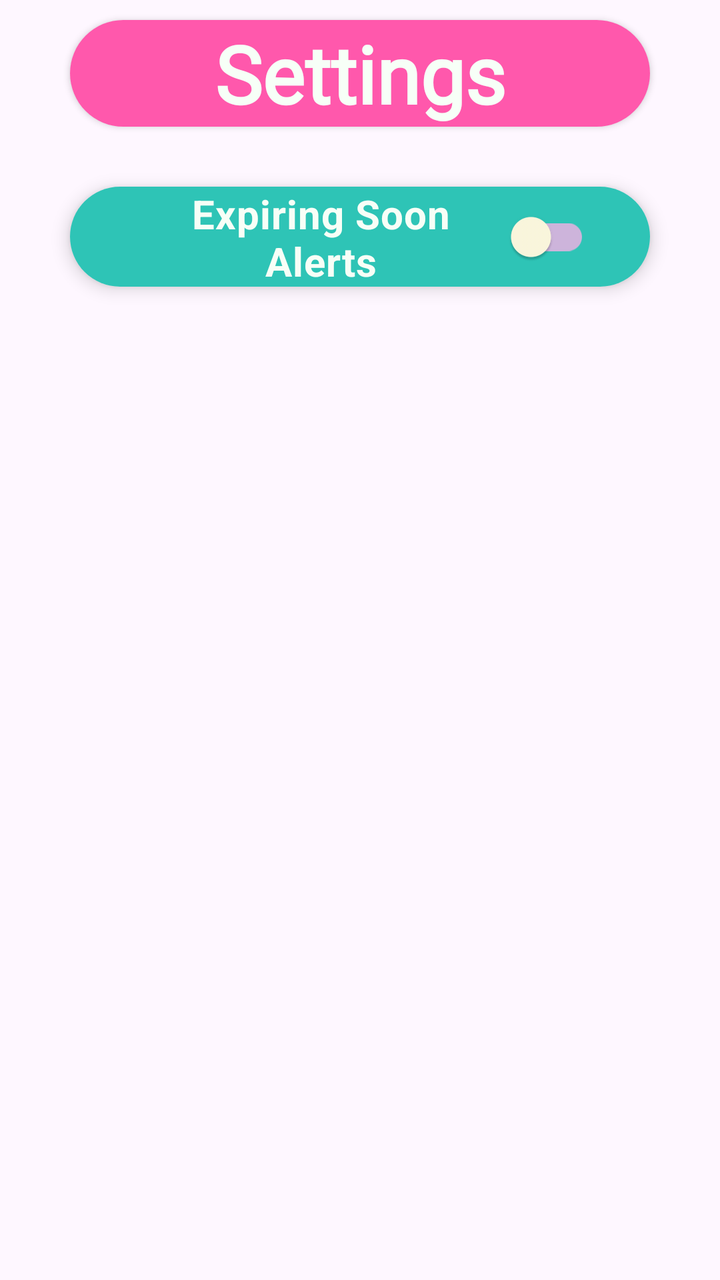
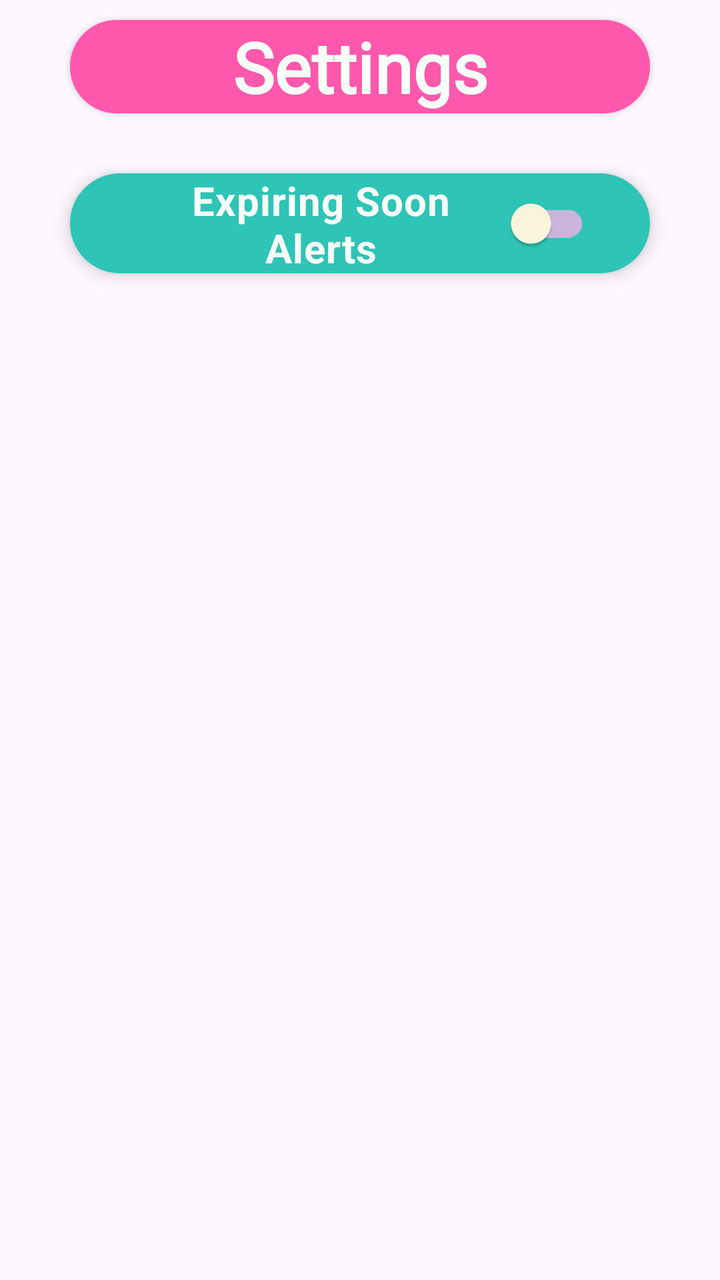

Compare the two renders of this Android layout. The source of the first and the diff that turns it into the second are given below.
<!-- AndroidManifest.xml: application theme Theme.Foodie -->
<!-- res/layout/fragment_settings.xml -->
<?xml version="1.0" encoding="utf-8"?>
<LinearLayout xmlns:android="http://schemas.android.com/apk/res/android"
    xmlns:app="http://schemas.android.com/apk/res-auto"
    android:layout_width="match_parent"
    android:layout_height="match_parent"
    android:orientation="vertical">

    
    <androidx.cardview.widget.CardView
        android:layout_width="match_parent"
        android:layout_height="wrap_content"
        android:layout_marginHorizontal="35dp"
        android:layout_marginVertical="10dp"
        app:cardCornerRadius="50dp">
        <TextView
            android:layout_width="match_parent"
            android:layout_height="wrap_content"
            android:background="@color/blush_pop"
            android:text="@string/settings_label"
            android:fontFamily="@font/bagel_fat"
            android:textColor="@color/mint_cream"
            android:textSize="40sp"
            android:textStyle="bold"
            android:gravity="center"/>

    </androidx.cardview.widget.CardView>

    
    <androidx.cardview.widget.CardView
        android:layout_width="match_parent"
        android:layout_height="50dp"
        android:layout_marginHorizontal="35dp"
        android:layout_marginVertical="20dp"
        android:padding="10dp"
        app:cardCornerRadius="25dp"
        app:cardElevation="5dp">

        <androidx.appcompat.widget.SwitchCompat
            android:layout_width="match_parent"
            android:layout_height="match_parent"
            android:paddingHorizontal="30dp"
            android:background="@color/sky_blue"
            android:text="@string/setting_one"
            android:textColor="@color/mint_cream"
            android:textSize="20sp"
            android:textStyle="bold"
            android:gravity="center"
            app:trackTint="@color/pink_orchid"
            app:thumbTint="@color/cornsilk"
            />
    </androidx.cardview.widget.CardView>


</LinearLayout>
<!-- resources referenced by this layout -->
<resources>
  <color name="blush_pop">#FF58AC</color>
  <color name="cornsilk">#FEFAE0</color>
  <color name="mint_cream">#F7FFF7</color>
  <color name="pink_orchid">#CDB4DB</color>
  <color name="sky_blue">#2EC4B6</color>
  <string name="setting_one">Expiring Soon Alerts</string>
  <string name="settings_label">Settings</string>
  <style name="Theme.Foodie" parent="Base.Theme.Foodie" />
  <style name="Base.Theme.Foodie" parent="Theme.Material3.DayNight.NoActionBar">
          
          
      </style>
</resources>

<!-- the commit's change to res/layout/fragment_settings.xml (unified diff, before → after) -->
@@ -1,9 +1,12 @@
 <?xml version="1.0" encoding="utf-8"?>
 <LinearLayout xmlns:android="http://schemas.android.com/apk/res/android"
     xmlns:app="http://schemas.android.com/apk/res-auto"
+    xmlns:tools="http://schemas.android.com/tools"
     android:layout_width="match_parent"
     android:layout_height="match_parent"
-    android:orientation="vertical">
+    android:layout_margin="10dp"
+    android:orientation="vertical"
+    tools:context=".fragments.SettingsFragment">
 
     
     <androidx.cardview.widget.CardView
@@ -19,7 +22,7 @@
             android:text="@string/settings_label"
             android:fontFamily="@font/bagel_fat"
             android:textColor="@color/mint_cream"
-            android:textSize="40sp"
+            android:textSize="35sp"
             android:textStyle="bold"
             android:gravity="center"/>
 
